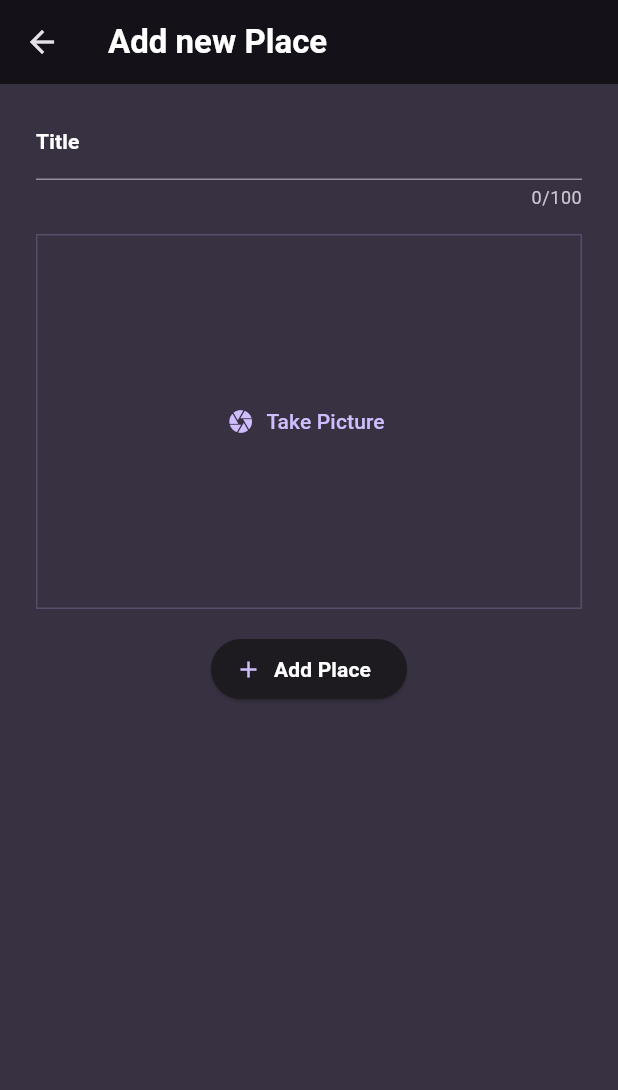
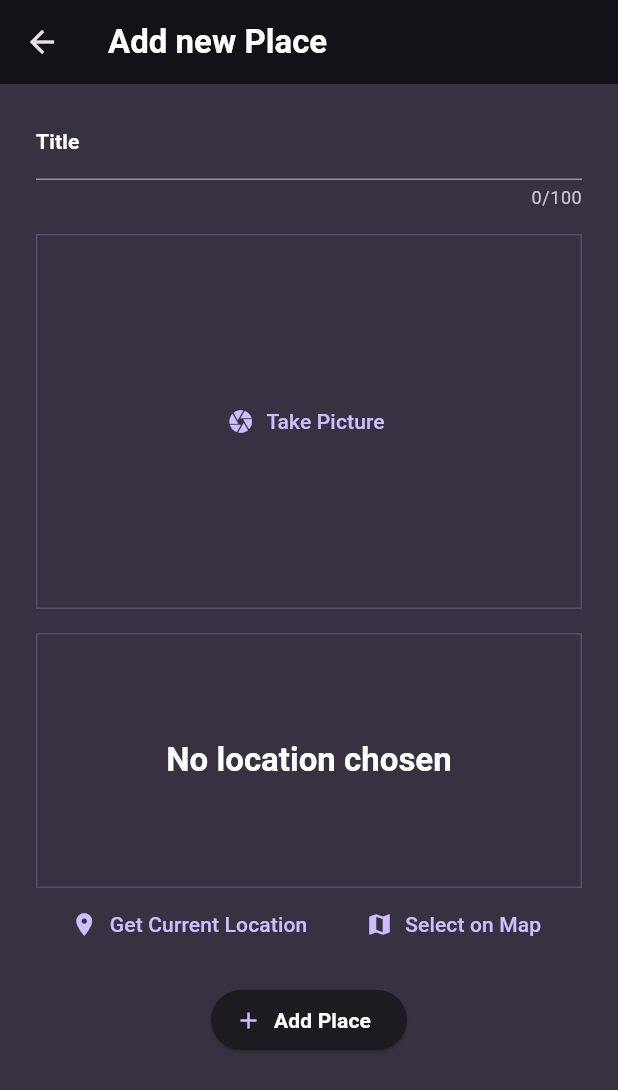
Before and after one commit to cocahonka/flutter-training-favorite-places, a Flutter app: the NewPlaceScreen screen opened directly, on a phone screen of 412 x 824 dp. Shown: the top 1090 px of the screen. Run offline on Flutter 3.47's test engine with Material 3 defaults, Android fonts, the phone set to English and light mode, and no system bars; our stand-ins replace google_fonts, image_picker, location.

Commit message:
added location input for new place

```diff
--- a/lib/models/place.dart
+++ b/lib/models/place.dart
@@ -1,5 +1,6 @@
 import 'dart:io';
 
+import 'package:favorite_places/models/place_location.dart';
 import 'package:flutter/foundation.dart';
 
 @immutable
@@ -7,11 +8,13 @@ class Place {
   Place({
     required this.title,
     required this.image,
+    required this.location,
   }) : id = DateTime.now().toIso8601String();
 
   final String id;
   final String title;
   final File image;
+  final PlaceLocation location;
 
   @override
   int get hashCode => Object.hash(id, title);
@@ -20,6 +23,10 @@ class Place {
   bool operator ==(Object other) {
     if (identical(this, other)) return true;
 
-    return other is Place && id == other.id && title == other.title;
+    return other is Place &&
+        id == other.id &&
+        title == other.title &&
+        image == other.image &&
+        location == other.location;
   }
 }
--- a/lib/models/place_location.dart
+++ b/lib/models/place_location.dart
@@ -5,15 +5,15 @@ class PlaceLocation {
   const PlaceLocation({
     required this.latitude,
     required this.longitude,
-    required this.adress,
+    required this.address,
   });
 
   final double latitude;
   final double longitude;
-  final String adress;
+  final String address;
 
   @override
-  int get hashCode => Object.hash(latitude, longitude, adress);
+  int get hashCode => Object.hash(latitude, longitude, address);
 
   @override
   bool operator ==(Object other) {
@@ -22,6 +22,6 @@ class PlaceLocation {
     return other is PlaceLocation &&
         latitude == other.latitude &&
         longitude == other.longitude &&
-        adress == other.adress;
+        address == other.address;
   }
 }
--- a/lib/scopes/places_scope.dart
+++ b/lib/scopes/places_scope.dart
@@ -2,6 +2,7 @@ import 'dart:collection';
 import 'dart:io';
 
 import 'package:favorite_places/models/place.dart';
+import 'package:favorite_places/models/place_location.dart';
 import 'package:flutter/material.dart';
 
 class _PlacesModel extends ChangeNotifier {
@@ -12,10 +13,12 @@ class _PlacesModel extends ChangeNotifier {
   void addPlace({
     required String title,
     required File image,
+    required PlaceLocation location,
   }) {
     final place = Place(
       title: title,
       image: image,
+      location: location,
     );
     _places.insert(0, place);
     notifyListeners();
--- a/lib/screens/new_place_screen.dart
+++ b/lib/screens/new_place_screen.dart
@@ -1,7 +1,9 @@
 import 'dart:io';
 
+import 'package:favorite_places/models/place_location.dart';
 import 'package:favorite_places/scopes/places_scope.dart';
 import 'package:favorite_places/widgets/native/image_input.dart';
+import 'package:favorite_places/widgets/native/location_input.dart';
 import 'package:favorite_places/widgets/places/place_title_field.dart';
 import 'package:flutter/material.dart';
 
@@ -16,31 +18,34 @@ class _NewPlaceScreenState extends State<NewPlaceScreen> {
   final _formKey = GlobalKey<FormState>();
   late String _enteredTitle;
   File? _pickedImage;
+  PlaceLocation? _pickedLocation;
 
   void _saveForm() {
     final formState = _formKey.currentState!;
-    if (formState.validate() && _pickedImage != null) {
+    final isFormValid = formState.validate();
+    if (isFormValid && _pickedImage != null && _pickedLocation != null) {
       formState.save();
 
       PlacesScope.of(context, listen: false).addPlace(
         title: _enteredTitle,
         image: _pickedImage!,
+        location: _pickedLocation!,
       );
       Navigator.of(context).pop();
       return;
     }
 
-    if (_pickedImage == null) {
+    if (isFormValid) return;
+
     ScaffoldMessenger.of(context).clearSnackBars();
     ScaffoldMessenger.of(context).showSnackBar(
       SnackBar(
         content: Text(
-            'Please take a photo',
+          'Please take a photo and pick the location!',
           style: Theme.of(context).textTheme.titleMedium,
         ),
       ),
     );
-    }
   }
 
   @override
@@ -61,9 +66,11 @@ class _NewPlaceScreenState extends State<NewPlaceScreen> {
               PlaceTitleField(onSaved: (value) => _enteredTitle = value!),
               Padding(
                 padding: const EdgeInsets.only(top: 16),
-                child: ImageInput(
-                  saveImage: (value) => _pickedImage = value,
+                child: ImageInput(saveImage: (value) => _pickedImage = value),
               ),
+              Padding(
+                padding: const EdgeInsets.only(top: 16),
+                child: LocationInput(saveLocation: (value) => _pickedLocation = value),
               ),
               Padding(
                 padding: const EdgeInsets.only(top: 16),
--- /dev/null
+++ b/lib/widgets/native/location_input.dart
@@ -0,0 +1,123 @@
+// ignore_for_file: avoid_dynamic_calls
+
+import 'dart:convert';
+
+import 'package:favorite_places/models/place_location.dart';
+import 'package:flutter/material.dart';
+import 'package:http/http.dart' as http;
+import 'package:location/location.dart';
+
+class LocationInput extends StatefulWidget {
+  const LocationInput({
+    required this.saveLocation,
+    super.key,
+  });
+
+  final ValueSetter<PlaceLocation> saveLocation;
+
+  @override
+  State<LocationInput> createState() => _LocationInputState();
+}
+
+class _LocationInputState extends State<LocationInput> {
+  PlaceLocation? _pickedLocation;
+  var _isLoading = false;
+
+  Future<void> _getCurrentLocation() async {
+    final location = Location();
+
+    var serviceEnabled = await location.serviceEnabled();
+    if (!serviceEnabled) {
+      serviceEnabled = await location.requestService();
+      if (!serviceEnabled) {
+        return;
+      }
+    }
+
+    var permissionGranted = await location.hasPermission();
+    if (permissionGranted == PermissionStatus.denied) {
+      permissionGranted = await location.requestPermission();
+      if (permissionGranted != PermissionStatus.granted) {
+        return;
+      }
+    }
+
+    setState(() {
+      _isLoading = true;
+    });
+
+    final locationData = await location.getLocation();
+    final latitude = locationData.latitude!;
+    final longitude = locationData.longitude!;
+
+    final url = Uri.parse(
+      'https://geocode.maps.co/reverse?lat=$latitude&lon=$longitude&api_key=65a15798a52f2454764671zjl340312',
+    );
+    final response = await http.get(url);
+
+    setState(() {
+      _isLoading = false;
+    });
+
+    if (response.statusCode != 200) {
+      if (mounted) {
+        ScaffoldMessenger.of(context).clearSnackBars();
+        ScaffoldMessenger.of(context).showSnackBar(
+          const SnackBar(content: Text('Error getting address')),
+        );
+      }
+      return;
+    }
+
+    final body = json.decode(response.body);
+    final addressMap = body['address'];
+    final address = '${addressMap["county"]} ${addressMap["road"]} ${addressMap['house_number'] ?? ""}';
+    _pickedLocation = PlaceLocation(
+      latitude: latitude,
+      longitude: longitude,
+      address: address,
+    );
+
+    widget.saveLocation(_pickedLocation!);
+  }
+
+  @override
+  Widget build(BuildContext context) {
+    return Column(
+      children: [
+        Container(
+          height: 170,
+          width: double.infinity,
+          alignment: Alignment.center,
+          decoration: BoxDecoration(
+            border: Border.all(
+              color: Theme.of(context).colorScheme.primary.withOpacity(0.2),
+            ),
+          ),
+          child: _isLoading
+              ? const CircularProgressIndicator()
+              : Text(
+                  _pickedLocation == null ? 'No location chosen' : _pickedLocation!.address,
+                  textAlign: TextAlign.center,
+                  style: Theme.of(context).textTheme.titleLarge,
+                ),
+        ),
+        Row(
+          mainAxisAlignment: MainAxisAlignment.spaceEvenly,
+          children: [
+            TextButton.icon(
+              onPressed: _isLoading ? null : _getCurrentLocation,
+              icon: const Icon(Icons.location_on),
+              label: const Text('Get Current Location'),
+            ),
+            TextButton.icon(
+              onPressed: _isLoading ? null : () {},
+              icon: const Icon(Icons.map),
+              label: const Text('Select on Map'),
+            ),
+          ],
+        ),
+      ],
+    );
+  }
+}
```
Lines whose indentation alone changed are shown as unchanged.
